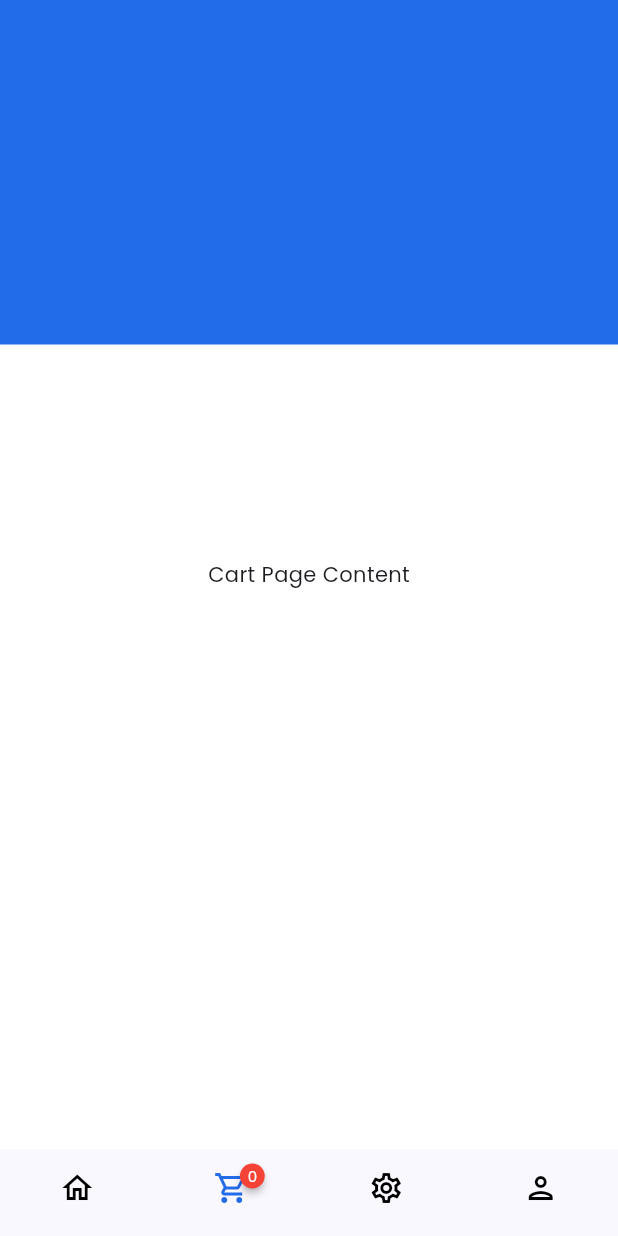
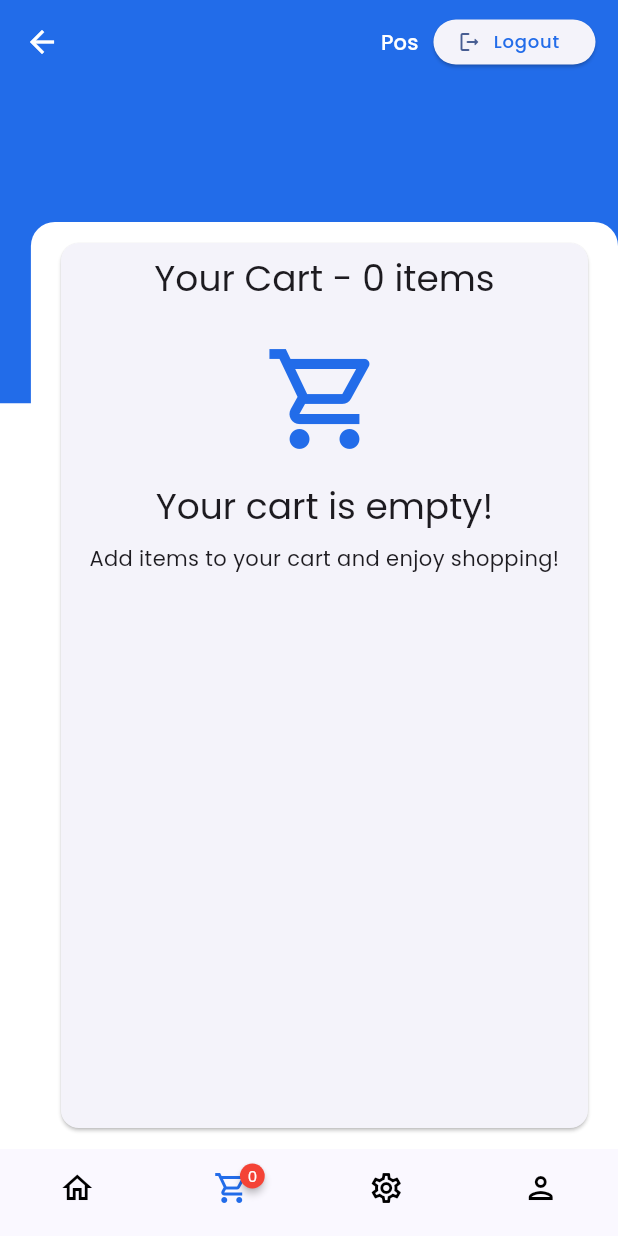
Before and after one commit to sabi000/nikkle_demo, a Flutter app: the HomePage screen opened by its route, item 2 of the bottom bar chosen, on a phone screen of 412 x 824 dp. Run offline on Flutter 3.47's test engine with Material 3 defaults, Android fonts, the phone set to English and light mode, and no system bars; drawn by our look-alikes of badges; our stand-ins replace google_fonts, shared_preferences; accounts and stored records are empty.

Commit message:
add checkout page

```diff
--- a/lib/models/cart_item.dart
+++ b/lib/models/cart_item.dart
@@ -1,19 +1,46 @@
+import 'dart:convert';
+
 class CartItem {
   final String image;
   final String name;
   final String currency;
   final double price;
-  final int selectedqty;
+  final int totalqty;
+  int selectedqty;
+
   CartItem({
     required this.image,
     required this.name,
     required this.currency,
     required this.price,
+    required this.totalqty,
     required this.selectedqty,
   });
 
-  @override
-  String toString() {
-    return 'CartItem(image: $image, name: $name, currency: $currency, price: $price, selectedqty: $selectedqty)';
+  Map<String, dynamic> toMap() {
+    return <String, dynamic>{
+      'image': image,
+      'name': name,
+      'currency': currency,
+      'price': price,
+      'totalqty': totalqty,
+      'selectedqty': selectedqty,
+    };
   }
+
+  factory CartItem.fromMap(Map<String, dynamic> map) {
+    return CartItem(
+      image: map['image'] as String,
+      name: map['name'] as String,
+      currency: map['currency'] as String,
+      price: map['price'] as double,
+      totalqty: map['totalqty'] as int,
+      selectedqty: map['selectedqty'] as int,
+    );
+  }
+
+  String toJson() => json.encode(toMap());
+
+  factory CartItem.fromJson(String source) =>
+      CartItem.fromMap(json.decode(source) as Map<String, dynamic>);
 }
--- /dev/null
+++ b/lib/pages/checkout.dart
@@ -0,0 +1,376 @@
+import 'package:flutter/material.dart';
+import 'package:nikkle/models/cart_item.dart';
+import 'package:nikkle/services/cart_provider.dart';
+import 'package:nikkle/utils/colors.dart';
+import 'package:provider/provider.dart';
+
+class CartScreen extends StatefulWidget {
+  const CartScreen({super.key});
+
+  @override
+  State<CartScreen> createState() => _CartScreenState();
+}
+
+class _CartScreenState extends State<CartScreen> {
+  final CartProvider cartProvider = CartProvider();
+
+  late List<CartItem> cartItem = [];
+  final ValueNotifier<int> cartItemCount = ValueNotifier<int>(0);
+
+  @override
+  void initState() {
+    super.initState();
+
+    WidgetsBinding.instance.addPostFrameCallback((_) {
+      Provider.of<CartProvider>(context, listen: false).loadCart();
+    });
+  }
+
+  @override
+  Widget build(BuildContext context) {
+    return SafeArea(
+      child: Scaffold(
+        appBar: AppBar(
+          backgroundColor: TColors.primary,
+          leading: IconButton(
+            onPressed: () {
+              Navigator.pop(context);
+            },
+            icon: const Icon(
+              Icons.arrow_back_sharp,
+              color: TColors.white,
+            ),
+          ),
+          actions: [
+            Row(
+              children: [
+                Text(
+                  'Pos',
+                  style: Theme.of(context)
+                      .textTheme
+                      .labelLarge!
+                      .copyWith(color: TColors.white),
+                ),
+                const SizedBox(width: 10),
+                SizedBox(
+                  height: 30,
+                  child: ElevatedButton.icon(
+                    onPressed: () {
+                      Navigator.pop(context, '/login');
+                    },
+                    icon: const Icon(
+                      Icons.logout_rounded,
+                      size: 16,
+                    ),
+                    label: Text(
+                      'Logout',
+                      style: Theme.of(context)
+                          .textTheme
+                          .labelMedium!
+                          .copyWith(color: TColors.primary),
+                    ),
+                  ),
+                ),
+                const SizedBox(
+                  width: 15,
+                )
+              ],
+            ),
+          ],
+        ),
+        body: Stack(children: [
+          Column(
+            children: [
+              Expanded(
+                flex: 3,
+                child: Container(
+                  color: TColors.primary,
+                ),
+              ),
+              Expanded(
+                flex: 7,
+                child: Container(
+                  color: TColors.white,
+                ),
+              ),
+            ],
+          ),
+          cart()
+        ]),
+      ),
+    );
+  }
+
+  Widget cart() {
+    return Align(
+      alignment: Alignment.bottomRight,
+      child: SingleChildScrollView(
+        child: Container(
+          height: MediaQuery.of(context).size.height * 0.75,
+          width: MediaQuery.of(context).size.width * 0.95,
+          decoration: BoxDecoration(
+            color: TColors.bg,
+            borderRadius: BorderRadius.circular(16),
+          ),
+          padding: const EdgeInsets.symmetric(horizontal: 16.0, vertical: 10.0),
+          child: Card(
+            child: Column(
+              children: [
+                Consumer<CartProvider>(
+                  builder: (context, cartProvider, child) {
+                    return Padding(
+                      padding: const EdgeInsets.all(8.0),
+                      child: Text(
+                        'Your Cart - ${cartProvider.itemCount.value} items',
+                        style: Theme.of(context).textTheme.headlineSmall,
+                      ),
+                    );
+                  },
+                ),
+                Consumer<CartProvider>(
+                  builder: (context, cartProvider, child) {
+                    return cartProvider.cartItems.isEmpty
+                        ? Center(
+                            child: Padding(
+                              padding: const EdgeInsets.all(16.0),
+                              child: Column(
+                                mainAxisAlignment: MainAxisAlignment.center,
+                                children: [
+                                  const Icon(
+                                    Icons.shopping_cart_outlined,
+                                    size: 80,
+                                    color: TColors.primary,
+                                  ),
+                                  const SizedBox(height: 16),
+                                  Text(
+                                    'Your cart is empty!',
+                                    style: Theme.of(context)
+                                        .textTheme
+                                        .headlineSmall,
+                                  ),
+                                  const SizedBox(height: 8),
+                                  Text(
+                                    'Add items to your cart and enjoy shopping!',
+                                    style:
+                                        Theme.of(context).textTheme.bodyMedium,
+                                    textAlign: TextAlign.center,
+                                  ),
+                                ],
+                              ),
+                            ),
+                          )
+                        : Expanded(
+                            child: Column(
+                              children: [
+                                ListView.builder(
+                                  shrinkWrap: true,
+                                  itemCount: cartProvider.cartItems.length,
+                                  itemBuilder: (context, index) {
+                                    CartItem item =
+                                        cartProvider.cartItems[index];
+                                    return Padding(
+                                      padding: const EdgeInsets.symmetric(
+                                          vertical: 8.0),
+                                      child: Row(
+                                        mainAxisAlignment:
+                                            MainAxisAlignment.spaceBetween,
+                                        crossAxisAlignment:
+                                            CrossAxisAlignment.start,
+                                        children: [
+                                          Row(
+                                            children: [
+                                              Image.asset(
+                                                item.image,
+                                                width: 45,
+                                                height: 45,
+                                                fit: BoxFit.cover,
+                                              ),
+                                              const SizedBox(width: 10),
+                                              Column(
+                                                crossAxisAlignment:
+                                                    CrossAxisAlignment.start,
+                                                children: [
+                                                  Text(
+                                                    item.name,
+                                                    style: Theme.of(context)
+                                                        .textTheme
+                                                        .titleMedium,
+                                                  ),
+                                                  Row(
+                                                    children: [
+                                                      IconButton(
+                                                        icon: const Icon(
+                                                          Icons.remove_circle,
+                                                          color:
+                                                              TColors.primary,
+                                                        ),
+                                                        onPressed: () {
+                                                          Provider.of<CartProvider>(
+                                                                  context,
+                                                                  listen: false)
+                                                              .decreaseQuantity(
+                                                                  item);
+                                                        },
+                                                      ),
+                                                      Text(
+                                                        item.selectedqty
+                                                            .toString(),
+                                                        style: Theme.of(context)
+                                                            .textTheme
+                                                            .bodySmall,
+                                                      ),
+                                                      IconButton(
+                                                        icon: const Icon(
+                                                          Icons.add_circle,
+                                                          color:
+                                                              TColors.primary,
+                                                        ),
+                                                        onPressed: () {
+                                                          Provider.of<CartProvider>(
+                                                                  context,
+                                                                  listen: false)
+                                                              .increaseQuantity(
+                                                                  item);
+                                                        },
+                                                      ),
+                                                    ],
+                                                  ),
+                                                ],
+                                              ),
+                                            ],
+                                          ),
+                                          Column(
+                                            crossAxisAlignment:
+                                                CrossAxisAlignment.end,
+                                            children: [
+                                              Container(
+                                                height: 24,
+                                                width: 24,
+                                                decoration: const BoxDecoration(
+                                                  shape: BoxShape.circle,
+                                                  color: Colors.red,
+                                                ),
+                                                child: GestureDetector(
+                                                  onTap: () {
+                                                    Provider.of<CartProvider>(
+                                                            context,
+                                                            listen: false)
+                                                        .removeItemFromCart(
+                                                            item);
+                                                  },
+                                                  child: const Icon(
+                                                    Icons.delete,
+                                                    size: 16,
+                                                    color: Colors.white,
+                                                  ),
+                                                ),
+                                              ),
+                                              const SizedBox(height: 10),
+                                              Container(
+                                                padding:
+                                                    const EdgeInsets.symmetric(
+                                                        horizontal: 8,
+                                                        vertical: 4),
+                                                decoration: BoxDecoration(
+                                                  border: Border.all(
+                                                      color: TColors.primary),
+                                                  borderRadius:
+                                                      BorderRadius.circular(
+                                                          4.0),
+                                                ),
+                                                child: Text(
+                                                  '${item.currency} ${item.price.toStringAsFixed(2)}',
+                                                  style: Theme.of(context)
+                                                      .textTheme
+                                                      .bodySmall!
+                                                      .copyWith(
+                                                          color:
+                                                              TColors.primary),
+                                                ),
+                                              ),
+                                            ],
+                                          ),
+                                        ],
+                                      ),
+                                    );
+                                  },
+                                ),
+                                Column(
+                                  children: [
+                                    Consumer<CartProvider>(
+                                      builder: (context, cartProvider, child) {
+                                        return Padding(
+                                          padding: const EdgeInsets.all(20.0),
+                                          child: Row(
+                                            mainAxisAlignment:
+                                                MainAxisAlignment.spaceBetween,
+                                            children: [
+                                              Text(
+                                                'Total -',
+                                                style: Theme.of(context)
+                                                    .textTheme
+                                                    .bodyLarge!
+                                                    .copyWith(
+                                                        color: Colors.grey),
+                                              ),
+                                              Text(
+                                                  '${cartProvider.cartItems[0].currency} ${cartProvider.totalAmount.value.toString()}'),
+                                            ],
+                                          ),
+                                        );
+                                      },
+                                    ),
+                                    const SizedBox(height: 10),
+                                    SizedBox(
+                                      height: 50,
+                                      width: MediaQuery.of(context).size.width *
+                                          0.7,
+                                      child: ElevatedButton.icon(
+                                        onPressed: () {
+                                          //CHECKOUT LOGIC
+                                        },
+                                        icon: const CircleAvatar(
+                                          radius: 20,
+                                          backgroundColor: TColors.bg,
+                                          child: Icon(
+                                            Icons.shopping_cart_outlined,
+                                            color: TColors.primary,
+                                            size: 18,
+                                          ),
+                                        ),
+                                        label: Text(
+                                          'Checkout',
+                                          style: Theme.of(context)
+                                              .textTheme
+                                              .titleMedium
+                                              ?.copyWith(
+                                                color: TColors.white,
+                                              ),
+                                        ),
+                                        style: ElevatedButton.styleFrom(
+                                            padding: const EdgeInsets.symmetric(
+                                                horizontal: 32.0,
+                                                vertical: 12.0),
+                                            shape: RoundedRectangleBorder(
+                                              borderRadius:
+                                                  BorderRadius.circular(30.0),
+                                            ),
+                                            backgroundColor: TColors.primary,
+                                            foregroundColor: TColors.white),
+                                      ),
+                                    ),
+                                  ],
+                                ),
+                              ],
+                            ),
+                          );
+                  },
+                ),
+              ],
+            ),
+          ),
+        ),
+      ),
+    );
+  }
+}
--- a/lib/pages/home.dart
+++ b/lib/pages/home.dart
@@ -1,8 +1,12 @@
 import 'package:flutter/material.dart';
 import 'package:nikkle/models/cart_item.dart';
 import 'package:nikkle/models/products.dart';
+import 'package:nikkle/pages/checkout.dart';
+import 'package:nikkle/services/cart_provider.dart';
+import 'package:nikkle/services/cart_service.dart';
 import 'package:nikkle/utils/colors.dart';
 import 'package:badges/badges.dart' as badges;
+import 'package:provider/provider.dart';
 
 class HomePage extends StatefulWidget {
   const HomePage({super.key});
@@ -12,11 +16,14 @@ class HomePage extends StatefulWidget {
 }
 
 class _HomePageState extends State<HomePage> {
+  final CartService cartService = CartService();
+  final GlobalKey<NavigatorState> _cartNavigatorKey =
+      GlobalKey<NavigatorState>();
+
   final TextEditingController searchController = TextEditingController();
   String searchQuery = '';
 
   final List<CartItem> cartItem = [];
-  final ValueNotifier<int> cartItemCount = ValueNotifier<int>(0);
 
   int _selectedIndex = 0;
   String selectedCategory = 'All Categories';
@@ -45,21 +52,21 @@ class _HomePageState extends State<HomePage> {
     Product(
         image: 'assets/images/image.png',
         name: 'Wireless Mouse',
-        currency: 'USD',
+        currency: 'INR',
         price: 29.99,
         qty: 112,
         unit: 'pc'),
     Product(
         image: 'assets/images/image.png',
         name: 'Bluetooth Headphones',
-        currency: 'USD',
+        currency: 'INR',
         price: 89.99,
         qty: 150,
         unit: 'pc'),
     Product(
         image: 'assets/images/image.png',
         name: 'Smartphone Stand',
-        currency: 'USD',
+        currency: 'INR',
         price: 15.50,
         qty: 5,
         unit: 'kg'),
@@ -69,6 +76,11 @@ class _HomePageState extends State<HomePage> {
   @override
   void initState() {
     super.initState();
+
+    WidgetsBinding.instance.addPostFrameCallback((_) {
+      final cartProvider = Provider.of<CartProvider>(context, listen: false);
+      cartProvider.loadCart();
+    });
 
     filteredProducts = products;
 
@@ -128,12 +140,11 @@ class _HomePageState extends State<HomePage> {
               label: 'Dashboard',
             ),
             BottomNavigationBarItem(
-              icon: ValueListenableBuilder<int>(
-                valueListenable: cartItemCount,
-                builder: (context, count, _) {
+              icon: Consumer<CartProvider>(
+                builder: (context, cartProvider, child) {
                   return badges.Badge(
                     badgeContent: Text(
-                      '$count',
+                      '${cartProvider.itemCount.value}',
                       style: const TextStyle(color: Colors.white, fontSize: 10),
                     ),
                     child: const Icon(Icons.shopping_cart_outlined),
@@ -161,7 +172,14 @@ class _HomePageState extends State<HomePage> {
       case 0:
         return dashboard();
       case 1:
-        return const Center(child: Text('Cart Page Content'));
+        return Navigator(
+          key: _cartNavigatorKey,
+          onGenerateRoute: (RouteSettings settings) {
+            return MaterialPageRoute(
+              builder: (context) => const CartScreen(),
+            );
+          },
+        );
       case 2:
         return const Center(child: Text('Settings Page Content'));
       case 3:
@@ -395,14 +413,15 @@ class _HomePageState extends State<HomePage> {
                 ),
                 ElevatedButton(
                   onPressed: () {
-                    cartItem.add(CartItem(
-                        image: product.image,
-                        name: product.name,
-                        currency: product.currency,
-                        price: product.price,
-                        selectedqty: qty));
+                    Provider.of<CartProvider>(context, listen: false)
+                        .addItemToCart(CartItem(
+                            image: product.image,
+                            name: product.name,
+                            currency: product.currency,
+                            price: product.price,
+                            selectedqty: qty,
+                            totalqty: product.qty));
 
-                    cartItemCount.value = cartItemCount.value + qty;
                     Navigator.of(context).pop();
                   },
                   child: const Text('OK'),
--- /dev/null
+++ b/lib/services/cart_provider.dart
@@ -0,0 +1,69 @@
+import 'package:flutter/material.dart';
+import 'package:nikkle/models/cart_item.dart';
+import 'package:nikkle/services/cart_service.dart';
+
+class CartProvider with ChangeNotifier {
+  final CartService _cartService = CartService();
+  List<CartItem> _cartItems = [];
+
+  ValueNotifier<int> itemCount = ValueNotifier<int>(0);
+  ValueNotifier<double> totalAmount = ValueNotifier<double>(0.0);
+
+  List<CartItem> get cartItems => _cartItems;
+
+  Future<void> loadCart() async {
+    _cartItems = await _cartService.loadCartItems();
+    itemCount.value = _calculateTotalQuantity();
+    totalAmount.value = _calculateTotalAmount();
+    notifyListeners();
+  }
+
+  Future<void> addItemToCart(CartItem item) async {
+    _cartItems.add(item);
+    itemCount.value += item.selectedqty;
+    totalAmount.value = _calculateTotalAmount();
+    await _cartService.saveCartItems(_cartItems);
+    notifyListeners();
+  }
+
+  Future<void> removeItemFromCart(CartItem item) async {
+    _cartItems.remove(item);
+    itemCount.value -= item.selectedqty;
+    totalAmount.value = _calculateTotalAmount();
+    await _cartService.saveCartItems(_cartItems);
+    notifyListeners();
+  }
+
+  Future<void> clearCart() async {
+    _cartItems.clear();
+    itemCount.value = 0;
+    totalAmount.value = 0.0;
+    await _cartService.saveCartItems(_cartItems);
+    notifyListeners();
+  }
+
+  int _calculateTotalQuantity() {
+    return _cartItems.fold(0, (sum, item) => sum + item.selectedqty);
+  }
+
+  double _calculateTotalAmount() {
+    return _cartItems.fold(
+        0.0, (sum, item) => sum + (item.price * item.selectedqty));
+  }
+
+  void increaseQuantity(CartItem item) {
+    item.selectedqty++;
+    itemCount.value++;
+    totalAmount.value = _calculateTotalAmount();
+    notifyListeners();
+  }
+
+  void decreaseQuantity(CartItem item) {
+    if (item.selectedqty > 1) {
+      item.selectedqty--;
+      itemCount.value--;
+      totalAmount.value = _calculateTotalAmount();
+      notifyListeners();
+    }
+  }
+}
--- a/pubspec.yaml
+++ b/pubspec.yaml
@@ -34,6 +34,8 @@ dependencies:
     sdk: flutter
   flutter_svg: ^2.0.14
   google_fonts: ^6.2.1
+  provider: ^6.1.2
+  shared_preferences: ^2.3.3
 
 dev_dependencies:
   flutter_lints: ^4.0.0
```
Also changed, not shown: lib/main.dart (+8 -1 lines), lib/services/cart_service.dart (added, +24 -0 lines), pubspec.lock, 1 other file.
